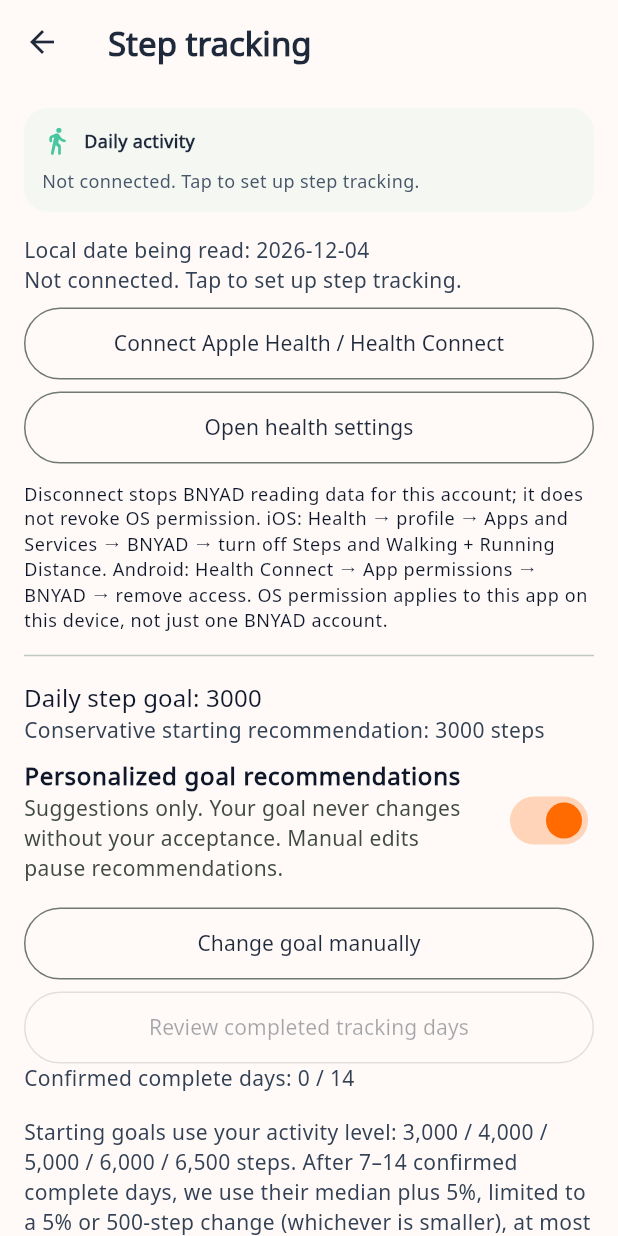
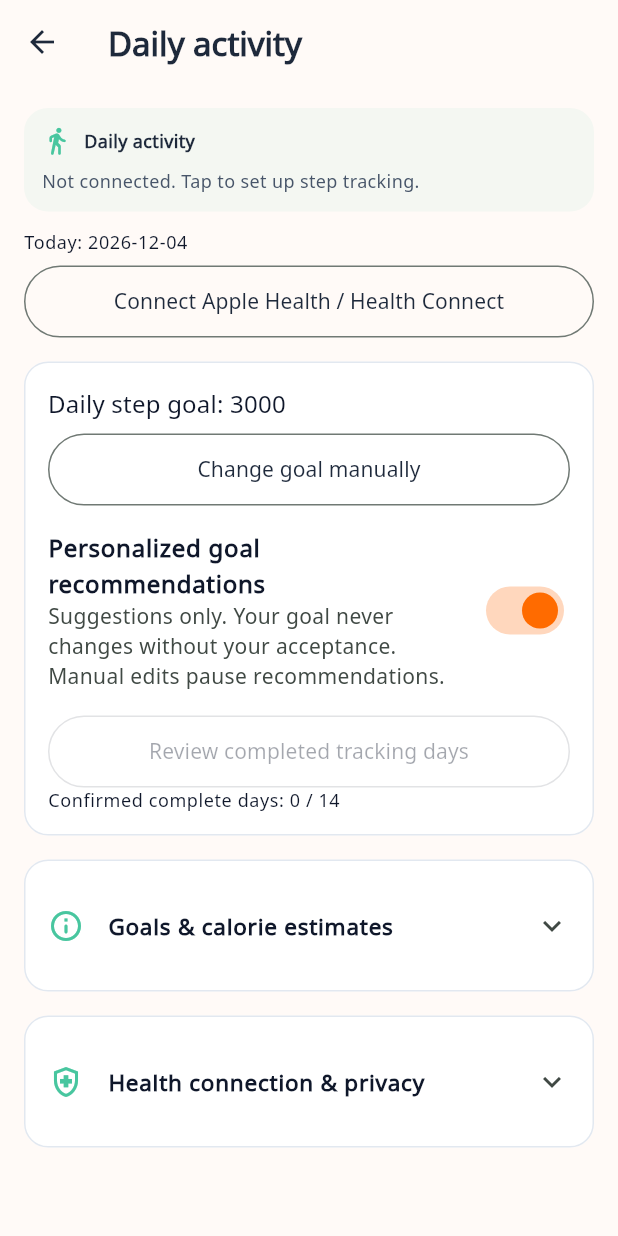
Before and after one commit to ahmadosmanr3-hue/bnyad, a Flutter app: the _MainShell screen opened directly, after a tap on "Daily activity", on a phone screen of 412 x 824 dp. Run offline on Flutter 3.47's test engine with Material 3 defaults, Android fonts, the phone set to English and light mode, and no system bars; our stand-ins replace connectivity_plus, firebase_core, firebase_messaging, flutter_local_notifications, flutter_secure_storage, flutter_timezone and 5 more; missing offline and left inert: mobile_scanner, purchases_flutter; accounts and stored records are empty.

Commit message:
Simplify Daily activity details with grouped goals and expandable help

```diff
--- a/lib/activity/step_strings.dart
+++ b/lib/activity/step_strings.dart
@@ -25,6 +25,10 @@ class StepStrings {
     StepStatus.error => 'error',
   });
   static const en = {
+    'today': 'Today',
+    'connected': 'Connection saved',
+    'howItWorks': 'Goals & calorie estimates',
+    'healthConnection': 'Health connection & privacy',
     'waitingForeground':
         'Connection saved. Bring BNYAD to the foreground and tap Refresh to read Health data.',
     'readingDay': 'Local date being read',
@@ -96,6 +100,10 @@ class StepStrings {
     'settings': 'Step settings',
   };
   static const ar = {
+    'today': 'اليوم',
+    'connected': 'تم حفظ الاتصال',
+    'howItWorks': 'الأهداف وتقديرات السعرات',
+    'healthConnection': 'الاتصال بالصحة والخصوصية',
     'waitingForeground':
         'الاتصال محفوظ. افتح BNYAD في المقدمة واضغط تحديث لقراءة بيانات الصحة.',
     'readingDay': 'التاريخ المحلي للقراءة',
@@ -166,6 +174,10 @@ class StepStrings {
     'settings': 'إعدادات الخطوات',
   };
   static const ku = {
+    'today': 'ئەمڕۆ',
+    'connected': 'پەیوەندی پاشەکەوت کراوە',
+    'howItWorks': 'ئامانج و خەمڵاندنی کالۆری',
+    'healthConnection': 'پەیوەندی تەندروستی و تایبەتمەندی',
     'waitingForeground':
         'پەیوەندی پاشەکەوت کراوە. BNYAD بکەرەوە لە پێشەوە و نوێکردنەوە دابگرە بۆ خوێندنەوەی داتای تەندروستی.',
     'readingDay': 'بەرواری ناوخۆیی بۆ خوێندنەوە',
--- a/lib/activity/step_widgets.dart
+++ b/lib/activity/step_widgets.dart
@@ -324,11 +324,45 @@ class StepDetailsScreen extends StatelessWidget {
       ),
     ),
   );
+
+  Widget _section(Widget child) => Padding(
+    padding: const EdgeInsets.only(top: 16),
+    child: Material(
+      color: isDark ? AppTheme.slate800 : Colors.white,
+      shape: RoundedRectangleBorder(
+        borderRadius: BorderRadius.circular(16),
+        side: BorderSide(color: isDark ? AppTheme.slate700 : AppTheme.slate200),
+      ),
+      child: Padding(padding: const EdgeInsets.all(16), child: child),
+    ),
+  );
+
+  Widget _disclosure(
+    String title,
+    IconData icon,
+    List<Widget> children, {
+    Key? key,
+  }) => _section(
+    ExpansionTile(
+      key: key,
+      tilePadding: EdgeInsets.zero,
+      childrenPadding: const EdgeInsets.only(top: 8),
+      expandedCrossAxisAlignment: CrossAxisAlignment.stretch,
+      shape: const Border(),
+      collapsedShape: const Border(),
+      leading: Icon(icon, color: AppTheme.brandTeal),
+      title: Text(
+        title,
+        style: const TextStyle(fontSize: 15, fontWeight: FontWeight.w700),
+      ),
+      children: children,
+    ),
+  );
   @override
   Widget build(BuildContext context) => Directionality(
     textDirection: s.rtl ? TextDirection.rtl : TextDirection.ltr,
     child: Scaffold(
-      appBar: AppBar(title: Text(s.text('details'))),
+      appBar: AppBar(title: Text(s.text('activity'))),
       body: AnimatedBuilder(
         animation: tracker,
         builder: (context, _) {
@@ -338,6 +372,7 @@ class StepDetailsScreen extends StatelessWidget {
           return RefreshIndicator(
             onRefresh: () => tracker.refresh(force: true),
             child: ListView(
+              physics: const AlwaysScrollableScrollPhysics(),
               padding: const EdgeInsets.all(16),
               children: [
                 Center(
@@ -351,35 +386,34 @@ class StepDetailsScreen extends StatelessWidget {
                           locale: locale,
                           isDark: isDark,
                         ),
-                        const SizedBox(height: 16),
+                        const SizedBox(height: 12),
+                        Wrap(
+                          spacing: 12,
+                          runSpacing: 6,
+                          alignment: WrapAlignment.spaceBetween,
+                          children: [
                             Text(
-                          '${s.text('readingDay')}: ${stepDateKey(tracker.clock())}',
+                              '${s.text('today')}: ${stepDateKey(tracker.clock())}',
+                              style: Theme.of(context).textTheme.bodySmall,
                             ),
                             if (tracker.connected)
-                          Padding(
-                            padding: const EdgeInsets.only(top: 8, bottom: 8),
-                            child: Text(s.text('connectionSaved')),
+                              Text(
+                                s.text('connected'),
+                                style: TextStyle(
+                                  fontSize: 12,
+                                  fontWeight: FontWeight.w700,
+                                  color: isDark
+                                      ? AppTheme.slate100
+                                      : AppTheme.slate800,
                                 ),
-                        Text(
-                          tracker.simulated &&
-                                  tracker.status == StepStatus.ready
-                              ? s.text('demo')
-                              : s.status(
-                                  webUnavailable
-                                      ? StepStatus.unavailable
-                                      : tracker.status,
                               ),
+                          ],
                         ),
                         if (last != null)
                           Text(
                             '${s.text('updated')}: ${stepDateKey(last)} '
                             '${last.hour.toString().padLeft(2, '0')}:${last.minute.toString().padLeft(2, '0')}',
                             style: Theme.of(context).textTheme.bodySmall,
-                          ),
-                        if (tracker.simulated)
-                          Padding(
-                            padding: const EdgeInsets.only(top: 12),
-                            child: Text(s.text('demoNote')),
                           ),
                         if (!tracker.connected ||
                             tracker.status == StepStatus.denied)
@@ -390,68 +424,34 @@ class StepDetailsScreen extends StatelessWidget {
                                 : () => _connect(context),
                             key: const ValueKey('connect-steps'),
                           ),
-                        if (tracker.connected) ...[
+                        if (tracker.connected)
                           _button(
                             s.text('refresh'),
                             tracker.busy
                                 ? null
                                 : () => tracker.refresh(force: true),
                           ),
-                          _button(
-                            s.text('disconnect'),
-                            () => tracker.disconnect(),
-                            key: const ValueKey('disconnect-steps'),
-                          ),
-                        ],
-                        _button(
-                          s.text('manage'),
-                          webUnavailable || tracker.simulated
-                              ? null
-                              : () async {
-                                  try {
-                                    await tracker.provider.openSettings();
-                                  } catch (_) {
-                                    if (context.mounted) {
-                                      ScaffoldMessenger.of(
-                                        context,
-                                      ).showSnackBar(
-                                        SnackBar(
-                                          content: Text(s.text('error')),
-                                        ),
-                                      );
-                                    }
-                                  }
-                                },
-                        ),
-                        const SizedBox(height: 12),
-                        Text(
-                          s.text('revoke'),
-                          style: Theme.of(context).textTheme.bodySmall,
-                        ),
-                        const Divider(height: 32),
+                        _section(
+                          Column(
+                            crossAxisAlignment: CrossAxisAlignment.stretch,
+                            children: [
                               Text(
                                 '${s.text('goal')}: ${tracker.goal}',
                                 style: Theme.of(context).textTheme.titleMedium,
-                        ),
-                        Text(
-                          '${s.text('initial')}: ${initialStepGoal(tracker.profile())} ${s.text('steps')}',
-                        ),
-                        SwitchListTile.adaptive(
-                          contentPadding: EdgeInsets.zero,
-                          title: Text(s.text('automatic')),
-                          subtitle: Text(s.text('automaticHint')),
-                          value: tracker.automatic,
-                          onChanged: (value) => tracker.setAutomatic(value),
                               ),
                               _button(
                                 s.text('manual'),
                                 () => _manual(context),
                                 key: const ValueKey('manual-step-goal'),
                               ),
-                        if (!tracker.automatic)
-                          _button(
-                            s.text('restore'),
-                            () => tracker.setAutomatic(true),
+                              const SizedBox(height: 8),
+                              SwitchListTile.adaptive(
+                                contentPadding: EdgeInsets.zero,
+                                title: Text(s.text('automatic')),
+                                subtitle: Text(s.text('automaticHint')),
+                                value: tracker.automatic,
+                                onChanged: (value) =>
+                                    tracker.setAutomatic(value),
                               ),
                               if (needsGentleStepGoals(tracker.profile()))
                                 Padding(
@@ -460,16 +460,21 @@ class StepDetailsScreen extends StatelessWidget {
                                 ),
                               _button(
                                 s.text('review'),
-                          tracker.connected ? () => _history(context) : null,
+                                tracker.connected
+                                    ? () => _history(context)
+                                    : null,
                               ),
                               Text(
                                 '${s.text('historyCount')}: ${tracker.pastDays.where((d) => tracker.confirmedDays.contains(d.date)).length} / 14',
+                                style: Theme.of(context).textTheme.bodySmall,
                               ),
                               if (suggestion != null) ...[
                                 const SizedBox(height: 12),
                                 Text(
                                   '${s.text('suggested')}: $suggestion ${s.text('steps')}',
-                            style: const TextStyle(fontWeight: FontWeight.w800),
+                                  style: const TextStyle(
+                                    fontWeight: FontWeight.w800,
+                                  ),
                                 ),
                                 _button(s.text('accept'), () async {
                                   final accepted = await showDialog<bool>(
@@ -500,10 +505,76 @@ class StepDetailsScreen extends StatelessWidget {
                                   }
                                 }),
                               ],
+                            ],
+                          ),
+                        ),
+                        _disclosure(
+                          s.text('howItWorks'),
+                          Icons.info_outline_rounded,
+                          [
+                            Text(
+                              '${s.text('initial')}: ${initialStepGoal(tracker.profile())} ${s.text('steps')}',
+                            ),
+                            const SizedBox(height: 12),
+                            Text(s.text('algorithm')),
                             const SizedBox(height: 16),
-                        Text(s.text('algorithm')),
-                        const Divider(height: 32),
+                            Text(
+                              s.text('calorieInfoTitle'),
+                              style: const TextStyle(
+                                fontWeight: FontWeight.w700,
+                              ),
+                            ),
+                            const SizedBox(height: 8),
                             Text(s.text('calorieNote')),
+                            if (tracker.simulated) ...[
+                              const SizedBox(height: 12),
+                              Text(s.text('demoNote')),
+                            ],
+                          ],
+                        ),
+                        _disclosure(
+                          s.text('healthConnection'),
+                          Icons.health_and_safety_outlined,
+                          [
+                            if (tracker.connected) ...[
+                              Text(s.text('connectionSaved')),
+                              const SizedBox(height: 12),
+                            ],
+                            Text(s.text('privacy')),
+                            _button(
+                              s.text('manage'),
+                              webUnavailable || tracker.simulated
+                                  ? null
+                                  : () async {
+                                      try {
+                                        await tracker.provider.openSettings();
+                                      } catch (_) {
+                                        if (context.mounted) {
+                                          ScaffoldMessenger.of(
+                                            context,
+                                          ).showSnackBar(
+                                            SnackBar(
+                                              content: Text(s.text('error')),
+                                            ),
+                                          );
+                                        }
+                                      }
+                                    },
+                            ),
+                            if (tracker.connected)
+                              _button(
+                                s.text('disconnect'),
+                                () => tracker.disconnect(),
+                                key: const ValueKey('disconnect-steps'),
+                              ),
+                            const SizedBox(height: 12),
+                            Text(
+                              s.text('revoke'),
+                              style: Theme.of(context).textTheme.bodySmall,
+                            ),
+                          ],
+                          key: const ValueKey('health-connection-details'),
+                        ),
                         const SizedBox(height: 24),
                       ],
                     ),
```
Also changed, not shown: 3 other files. Lines whose indentation alone changed are shown as unchanged.
